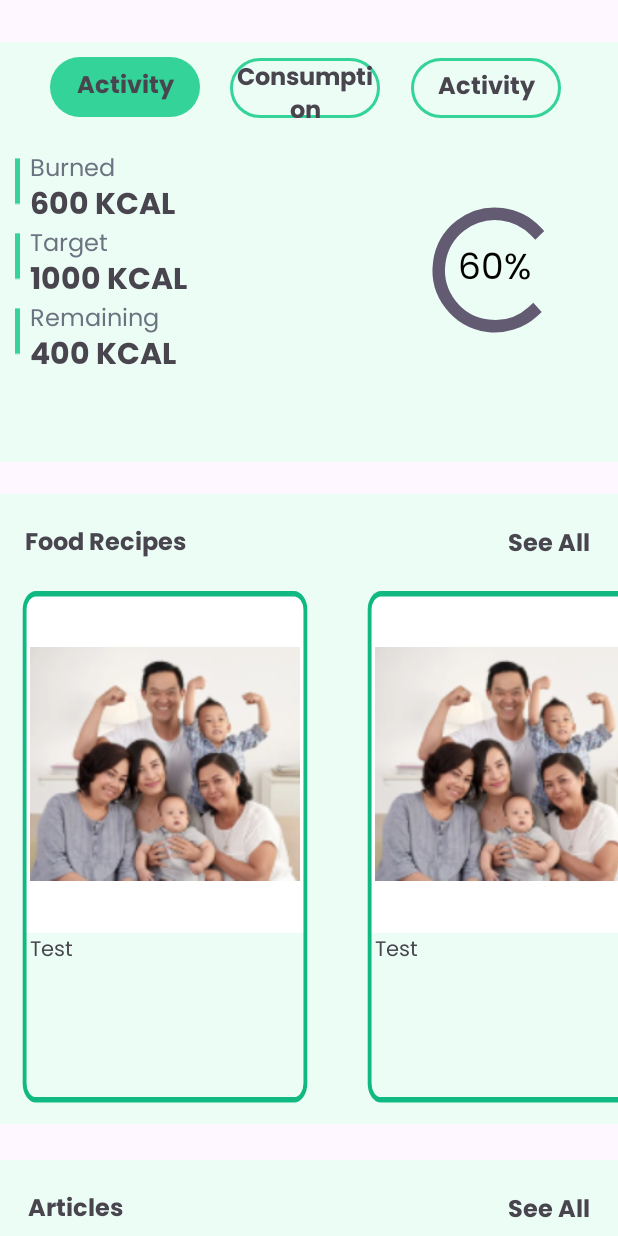
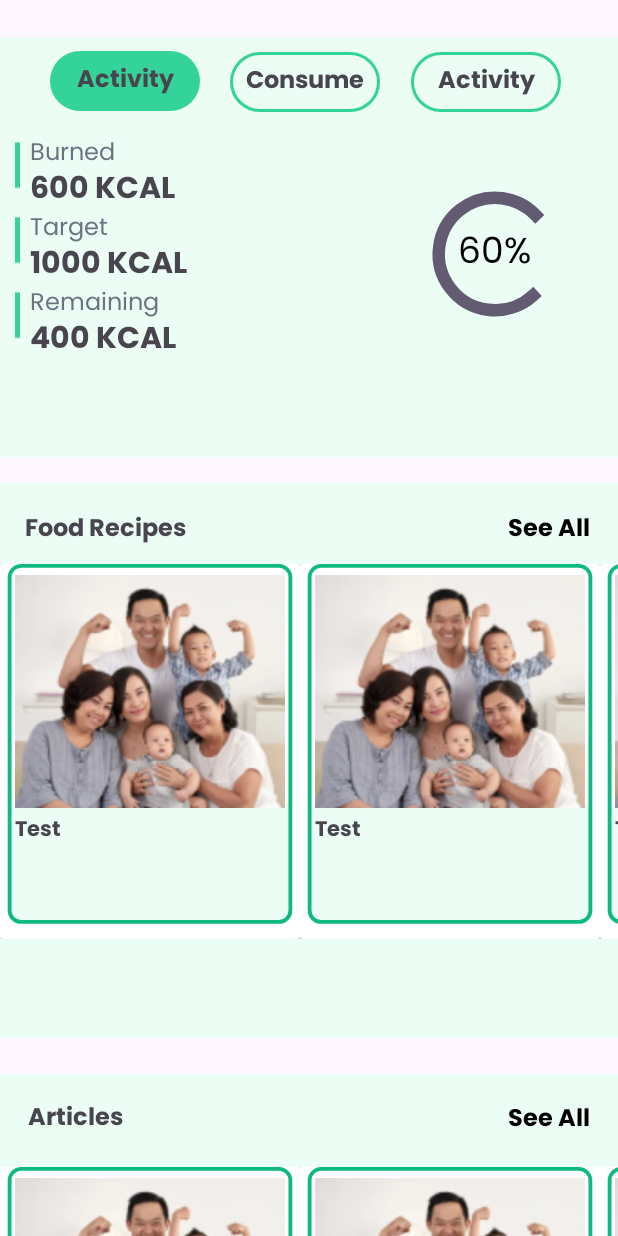
Before and after one commit to AgungRamadhani26/GoFitLife, an Android app: the layout fragment_home.xml on its own in the app's theme, with its tools: preview values and no code run, on a phone screen of 412 x 824 dp. Run offline under Robolectric (Android 15) with nearby library versions, the phone set to English and light mode, and no system bars; plain views replace CircularProgressBar.

Commit message:
Feature : Memperbaiki margin, size dan padding pada homePage

```diff
--- a/app/src/main/AndroidManifest.xml
+++ b/app/src/main/AndroidManifest.xml
@@ -20,7 +20,7 @@
             android:screenOrientation="portrait"
             android:windowSoftInputMode="adjustPan"/>
         <activity
-            android:name=".BottomNavbarActivity"
+            android:name=".SplashScreen"
             android:exported="false"
             android:windowSoftInputMode="adjustPan"
             android:screenOrientation="portrait"/>
@@ -45,7 +45,7 @@
             android:screenOrientation="portrait"
             android:windowSoftInputMode="adjustPan"/>
         <activity
-            android:name=".SplashScreen"
+            android:name=".BottomNavbarActivity"
             android:exported="true"
             android:screenOrientation="portrait"
             android:windowSoftInputMode="adjustPan">
--- a/app/src/main/java/com/example/fitlife/Fragment/HomeFragment.kt
+++ b/app/src/main/java/com/example/fitlife/Fragment/HomeFragment.kt
@@ -1,11 +1,13 @@
 package com.example.fitlife.Fragment
 
 import android.animation.ValueAnimator
+import android.content.Intent
 import android.os.Bundle
 import androidx.fragment.app.Fragment
 import android.view.LayoutInflater
 import android.view.View
 import android.view.ViewGroup
+import androidx.core.content.ContextCompat
 import com.example.fitlife.R
 import com.example.fitlife.adapters.Adapter1
 import com.example.fitlife.adapters.Adapter2
--- a/app/src/main/res/layout/fragment_home.xml
+++ b/app/src/main/res/layout/fragment_home.xml
@@ -369,7 +369,7 @@
         <ImageView
             android:id="@+id/cardImage2"
             android:layout_width="match_parent"
-            android:layout_height="420dp"
+            android:layout_height="370dp"
             android:background="@color/lightGreen"
             android:contentDescription="@string/greencard"
             app:layout_constraintBottom_toBottomOf="parent"
@@ -393,11 +393,13 @@
             app:layout_constraintVertical_bias="0.05" />
 
         <TextView
+            android:id="@+id/tv_lihat_resep"
             android:layout_width="wrap_content"
             android:layout_height="wrap_content"
             android:fontFamily="@font/poppins_bold"
             android:text="@string/lihat_semua"
             android:textSize="16sp"
+            android:textColor="@color/black"
             app:layout_constraintBottom_toBottomOf="@+id/cardImage2"
             app:layout_constraintEnd_toEndOf="@id/cardImage2"
             app:layout_constraintHorizontal_bias="0.948"
@@ -413,16 +415,16 @@
             app:layoutManager="androidx.recyclerview.widget.LinearLayoutManager"
             app:layout_constraintBottom_toBottomOf="@+id/cardImage2"
             app:layout_constraintEnd_toEndOf="@id/cardImage2"
-            app:layout_constraintHorizontal_bias="0.431"
+            app:layout_constraintHorizontal_bias="0.0"
             app:layout_constraintStart_toStartOf="@+id/cardImage2"
             app:layout_constraintTop_toTopOf="@+id/cardImage2"
-            app:layout_constraintVertical_bias="1.0"
+            app:layout_constraintVertical_bias="0.45"
             tools:listitem="@layout/item2" />
 
         <ImageView
             android:id="@+id/cardImage3"
             android:layout_width="match_parent"
-            android:layout_height="420dp"
+            android:layout_height="350dp"
             android:layout_marginTop="24dp"
             android:background="@color/lightGreen"
             android:contentDescription="@string/greencard"
@@ -447,11 +449,13 @@
             app:layout_constraintVertical_bias="0.05" />
 
         <TextView
+            android:id="@+id/tv_lihat_artikel"
             android:layout_width="wrap_content"
             android:layout_height="wrap_content"
             android:fontFamily="@font/poppins_bold"
             android:text="@string/lihat_semua"
             android:textSize="16sp"
+            android:textColor="@color/black"
             app:layout_constraintBottom_toBottomOf="@+id/cardImage3"
             app:layout_constraintEnd_toEndOf="@id/cardImage3"
             app:layout_constraintHorizontal_bias="0.948"
@@ -467,10 +471,10 @@
             app:layoutManager="androidx.recyclerview.widget.LinearLayoutManager"
             app:layout_constraintBottom_toBottomOf="@+id/cardImage3"
             app:layout_constraintEnd_toEndOf="@id/cardImage3"
-            app:layout_constraintHorizontal_bias="0.431"
+            app:layout_constraintHorizontal_bias="0.0"
             app:layout_constraintStart_toStartOf="@+id/cardImage3"
             app:layout_constraintTop_toTopOf="@+id/cardImage3"
-            app:layout_constraintVertical_bias="1.0"
+            app:layout_constraintVertical_bias="0.62"
             tools:listitem="@layout/item3" />
 
     </androidx.constraintlayout.widget.ConstraintLayout>
--- a/app/src/main/res/layout/item2.xml
+++ b/app/src/main/res/layout/item2.xml
@@ -1,46 +1,33 @@
 <?xml version="1.0" encoding="utf-8"?>
-<androidx.constraintlayout.widget.ConstraintLayout xmlns:android="http://schemas.android.com/apk/res/android"
+<androidx.cardview.widget.CardView
+    xmlns:android="http://schemas.android.com/apk/res/android"
     xmlns:app="http://schemas.android.com/apk/res-auto"
     xmlns:tools="http://schemas.android.com/tools"
-    android:layout_width="230dp"
+    android:layout_width="wrap_content"
     android:layout_height="wrap_content">
 
     <ImageView
         android:id="@+id/imageView"
         android:layout_width="200dp"
-        android:layout_height="wrap_content"
+        android:layout_height="250dp"
         android:background="@drawable/card3"
-        app:layout_constraintBottom_toBottomOf="parent"
-        app:layout_constraintEnd_toEndOf="parent"
-        app:layout_constraintHorizontal_bias="0.333"
-        app:layout_constraintStart_toStartOf="parent"
-        app:layout_constraintTop_toTopOf="parent"
-        app:layout_constraintVertical_bias="0.0" />
+        android:layout_gravity="center_horizontal"/>
 
     <ImageView
         android:id="@+id/iv_foto"
         android:layout_width="180dp"
-        android:layout_height="225dp"
+        android:layout_height="170dp"
         android:src="@drawable/resep1"
-        app:layout_constraintBottom_toBottomOf="@id/imageView"
-        app:layout_constraintEnd_toEndOf="@id/imageView"
-        app:layout_constraintStart_toStartOf="@id/imageView"
-        app:layout_constraintTop_toTopOf="@id/imageView"
-        app:layout_constraintVertical_bias="0.023" />
+        android:layout_gravity="center_horizontal"/>
 
     <TextView
         android:id="@+id/tv_deskripsi"
         android:layout_width="180dp"
-        android:layout_height="100dp"
-        android:fontFamily="@font/poppins_regular"
+        android:layout_height="55dp"
+        android:fontFamily="@font/poppins_bold"
         android:maxLines="5"
         android:text="@string/test"
-        app:layout_constraintBottom_toBottomOf="@id/imageView"
-        app:layout_constraintEnd_toEndOf="@id/imageView"
-        app:layout_constraintHorizontal_bias="0.5"
-        app:layout_constraintStart_toStartOf="@id/imageView"
-        app:layout_constraintTop_toTopOf="@id/imageView"
-        app:layout_constraintVertical_bias="0.894" />
+        android:layout_marginTop="165dp"
+        android:layout_marginStart="10dp"/>
 
-
-</androidx.constraintlayout.widget.ConstraintLayout>
+</androidx.cardview.widget.CardView>
--- a/app/src/main/res/layout/item3.xml
+++ b/app/src/main/res/layout/item3.xml
@@ -1,46 +1,33 @@
 <?xml version="1.0" encoding="utf-8"?>
-<androidx.constraintlayout.widget.ConstraintLayout xmlns:android="http://schemas.android.com/apk/res/android"
+<androidx.cardview.widget.CardView
+    xmlns:android="http://schemas.android.com/apk/res/android"
     xmlns:app="http://schemas.android.com/apk/res-auto"
     xmlns:tools="http://schemas.android.com/tools"
-    android:layout_width="230dp"
+    android:layout_width="wrap_content"
     android:layout_height="wrap_content">
 
     <ImageView
         android:id="@+id/imageView"
         android:layout_width="200dp"
-        android:layout_height="wrap_content"
+        android:layout_height="250dp"
         android:background="@drawable/card3"
-        app:layout_constraintBottom_toBottomOf="parent"
-        app:layout_constraintEnd_toEndOf="parent"
-        app:layout_constraintHorizontal_bias="0.333"
-        app:layout_constraintStart_toStartOf="parent"
-        app:layout_constraintTop_toTopOf="parent"
-        app:layout_constraintVertical_bias="0.0" />
+        android:layout_gravity="center_horizontal"/>
 
     <ImageView
         android:id="@+id/iv_foto"
         android:layout_width="180dp"
-        android:layout_height="225dp"
+        android:layout_height="170dp"
         android:src="@drawable/resep1"
-        app:layout_constraintBottom_toBottomOf="@id/imageView"
-        app:layout_constraintEnd_toEndOf="@id/imageView"
-        app:layout_constraintStart_toStartOf="@id/imageView"
-        app:layout_constraintTop_toTopOf="@id/imageView"
-        app:layout_constraintVertical_bias="0.023" />
+        android:layout_gravity="center_horizontal"/>
 
     <TextView
         android:id="@+id/tv_deskripsi"
         android:layout_width="180dp"
-        android:layout_height="100dp"
-        android:fontFamily="@font/poppins_regular"
+        android:layout_height="55dp"
+        android:fontFamily="@font/poppins_bold"
         android:maxLines="5"
         android:text="@string/test"
-        app:layout_constraintBottom_toBottomOf="@id/imageView"
-        app:layout_constraintEnd_toEndOf="@id/imageView"
-        app:layout_constraintHorizontal_bias="0.5"
-        app:layout_constraintStart_toStartOf="@id/imageView"
-        app:layout_constraintTop_toTopOf="@id/imageView"
-        app:layout_constraintVertical_bias="0.894" />
+        android:layout_marginTop="165dp"
+        android:layout_marginStart="10dp"/>
 
-
-</androidx.constraintlayout.widget.ConstraintLayout>
+</androidx.cardview.widget.CardView>
--- a/app/src/main/res/values/strings.xml
+++ b/app/src/main/res/values/strings.xml
@@ -110,7 +110,7 @@
     <!-- Buttons -->
     <string name="terbakar">Burned</string>
     <string name="target">Target</string>
-    <string name="konsumsi">Consumption</string>
+    <string name="konsumsi">Consume</string>
     <!-- Image descriptions -->
     <string name="greencard">Green Card</string>
 
```
